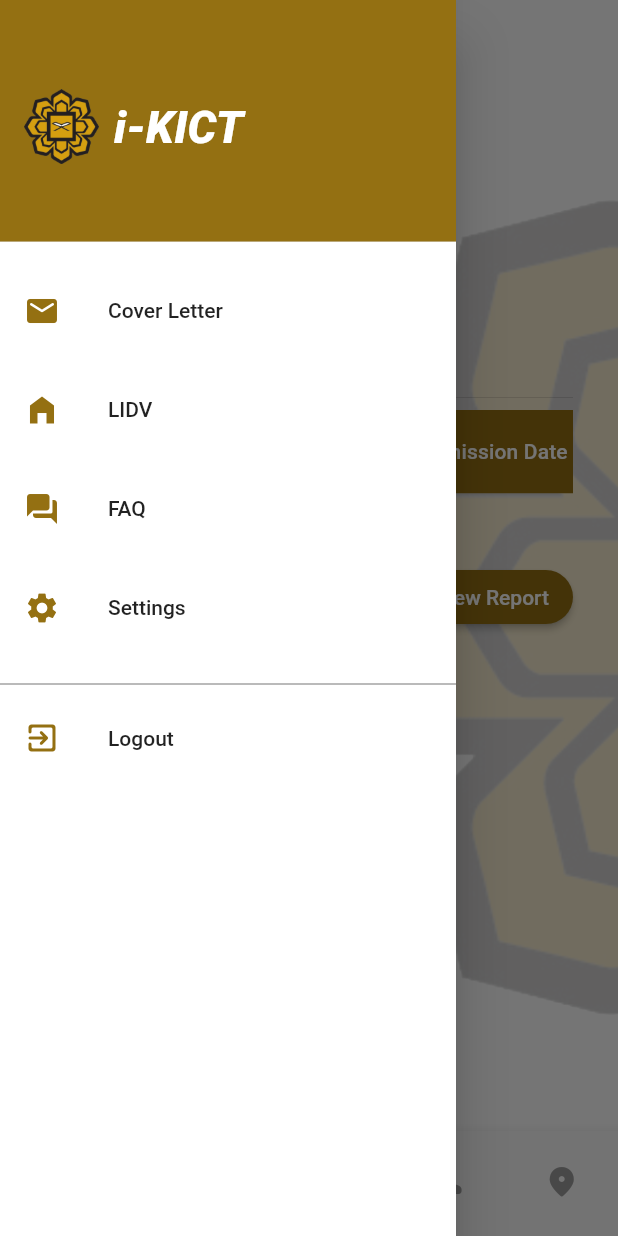
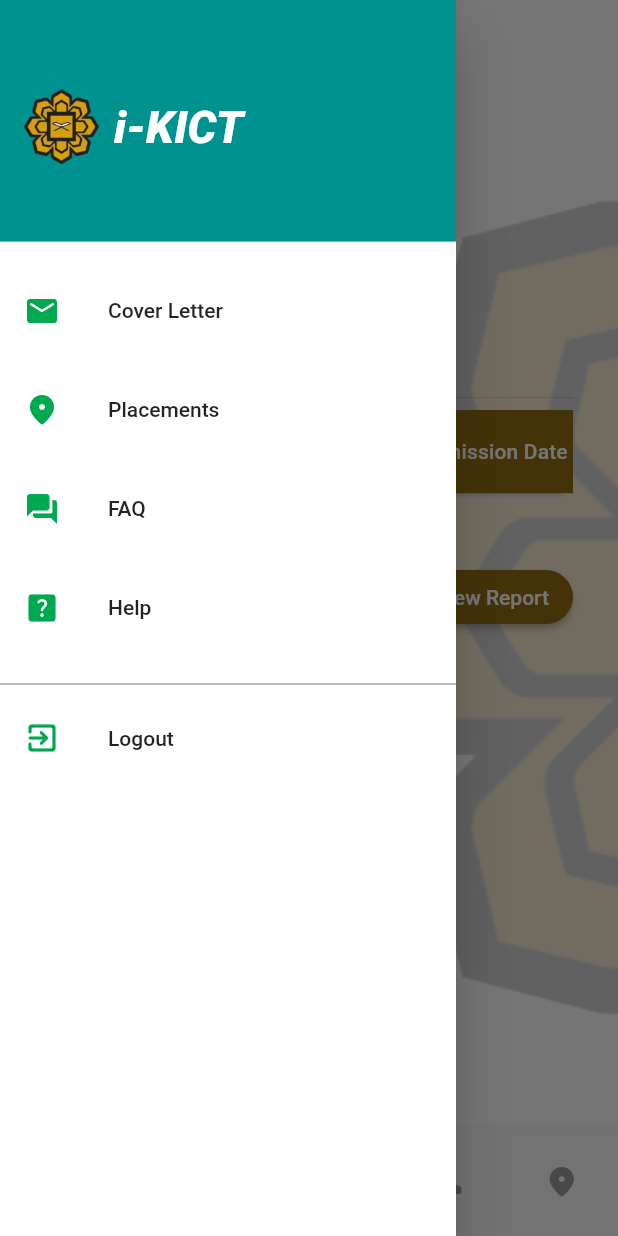
Before and after one commit to KhadijahArizal/Student, a Flutter app: the MonthlyReport screen opened by its route, with the side drawer open, on a phone screen of 412 x 824 dp. Run offline on Flutter 3.47's test engine with Material 2 defaults, Android fonts, the phone set to English and light mode, and no system bars; our stand-ins replace cloud_firestore, file_picker, firebase_auth, firebase_core, firebase_database, firebase_storage and 3 more; accounts and stored records are empty; network calls fail; Roboto replaces fonts that are missing (Futura).

Commit message:
sideNav2.dart

```diff
--- a/lib/SideNavBar/sideNav2.dart
+++ b/lib/SideNavBar/sideNav2.dart
@@ -1,22 +1,22 @@
 import 'package:flutter/material.dart';
 import 'package:flutter/services.dart';
 import 'package:student/LayerTwo/faq.dart';
-import 'package:student/LayerTwo/lidv.dart';
-import 'package:student/LayerTwo/settings.dart';
+import 'package:student/LayerTwo/placements.dart';
+import 'package:student/LayerTwo/help.dart';
+import 'package:student/Service/auth_service.dart';
+import 'package:student/SignIn/SignIn.dart';
 import '../layerOne/coverLetter.dart';
 
 void main() => runApp(const MaterialApp(debugShowCheckedModeBanner: false));
 
 class sideNav2 extends StatelessWidget {
-   final String studentStatus; // Accept studentStatus as an optional parameter
+  final String studentStatus;
 
-  // Constructor that accepts studentStatus (optional)
   const sideNav2({required this.studentStatus});
 
   @override
   Widget build(BuildContext context) {
- bool isVisible = studentStatus == 'Active'; // Determine if LIDV menu should be visible
-
+    final AuthService authService = AuthService();
     return Drawer(
       backgroundColor: Colors.white,
       child: Material(
@@ -24,11 +24,11 @@ class sideNav2 extends StatelessWidget {
           child: ListView(children: <Widget>[
             DrawerHeader(
               decoration: const BoxDecoration(
-                    color: Color.fromRGBO(148, 112, 18, 10),
+                color: Color.fromRGBO(0, 146, 143, 10),
               ),
               child: Row(
-                    mainAxisAlignment: MainAxisAlignment
-                        .start, // Center the items horizontally
+                mainAxisAlignment:
+                    MainAxisAlignment.start, // Center the items horizontally
                 children: [
                   Image.asset(
                     'assets/iium.png', // Your image asset
@@ -61,10 +61,9 @@ class sideNav2 extends StatelessWidget {
               height: 10,
             ),
             Visibility(
-               visible: isVisible, // Pass visibility condition to buildMenuItem
                 child: buildMenuItem(
-                    text: 'LIDV',
-                    icon: Icons.home_filled,
+                    text: 'Placements',
+                    icon: Icons.place_rounded,
                     onClicked: (() => selectedItem(context, 1)))),
             const SizedBox(
               height: 10,
@@ -72,14 +71,13 @@ class sideNav2 extends StatelessWidget {
             buildMenuItem(
                 text: 'FAQ',
                 icon: Icons.question_answer_rounded,
-                    onClicked: (() =>
-                        selectedItem(context, 2))), //_visible = false
+                onClicked: (() => selectedItem(context, 2))), //_visible = false
             const SizedBox(
               height: 10,
             ),
             buildMenuItem(
-                    text: 'Settings',
-                    icon: Icons.settings,
+                text: 'Help',
+                icon: Icons.help_center_rounded,
                 onClicked: (() => selectedItem(context, 3))),
             const SizedBox(
               height: 15,
@@ -90,7 +88,28 @@ class sideNav2 extends StatelessWidget {
             buildMenuItem(
               text: 'Logout',
               icon: Icons.exit_to_app_rounded,
-                  onClicked: () => SystemNavigator.pop(),
+              onClicked: () async {
+                try {
+                  await authService.handleSignOut();
+                  // Navigate to the sign-in page or any other desired page after logout
+                  Navigator.of(context).pop(); // Close the drawer
+                  // Navigate to the sign-in page or any other desired page after logout
+                  // For example, you can use Navigator to go to the sign-in page:
+                  Navigator.of(context).pushReplacement(MaterialPageRoute(
+                    builder: (context) =>
+                        SignIn(), // Replace with your sign-in page
+                  ));
+                  // Display the success message
+                  ScaffoldMessenger.of(context).showSnackBar(
+                    SnackBar(
+                      content: const Text('YEAYY! Logout'),
+                      duration: const Duration(seconds: 2),
+                    ),
+                  );
+                } catch (e) {
+                  print("Error during logout: $e");
+                }
+              },
             ),
           ])),
     );
@@ -103,7 +122,7 @@ class sideNav2 extends StatelessWidget {
     return ListTile(
         leading: Icon(
           icon,
-          color: const Color.fromRGBO(148, 112, 18, 10),
+          color: const Color.fromRGBO(0, 168, 80, 10),
         ),
         title: Text(
           text,
@@ -123,7 +142,10 @@ class sideNav2 extends StatelessWidget {
         break;
       case 1:
         Navigator.of(context).push(MaterialPageRoute(
-          builder: (context) => const LIDV(title: 'LIDV'),
+          builder: (context) => const Placements(
+            title: 'Placements',
+            companyName: '',
+          ),
         ));
         break;
       case 2:
@@ -133,7 +155,7 @@ class sideNav2 extends StatelessWidget {
         break;
       case 3:
         Navigator.of(context).push(MaterialPageRoute(
-          builder: (context) => const Settings(title: 'Settings'),
+          builder: (context) => const Help(title: 'Help'),
         ));
         break;
     }
```
Lines whose indentation alone changed are shown as unchanged.
